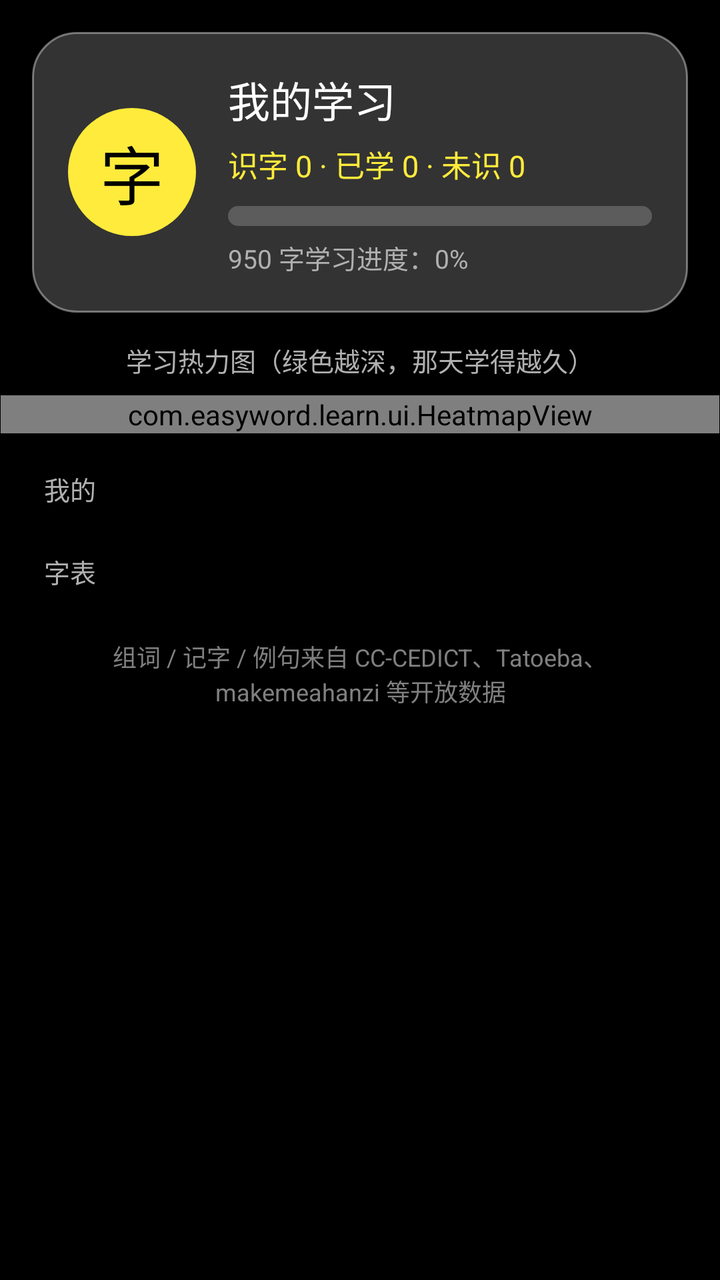
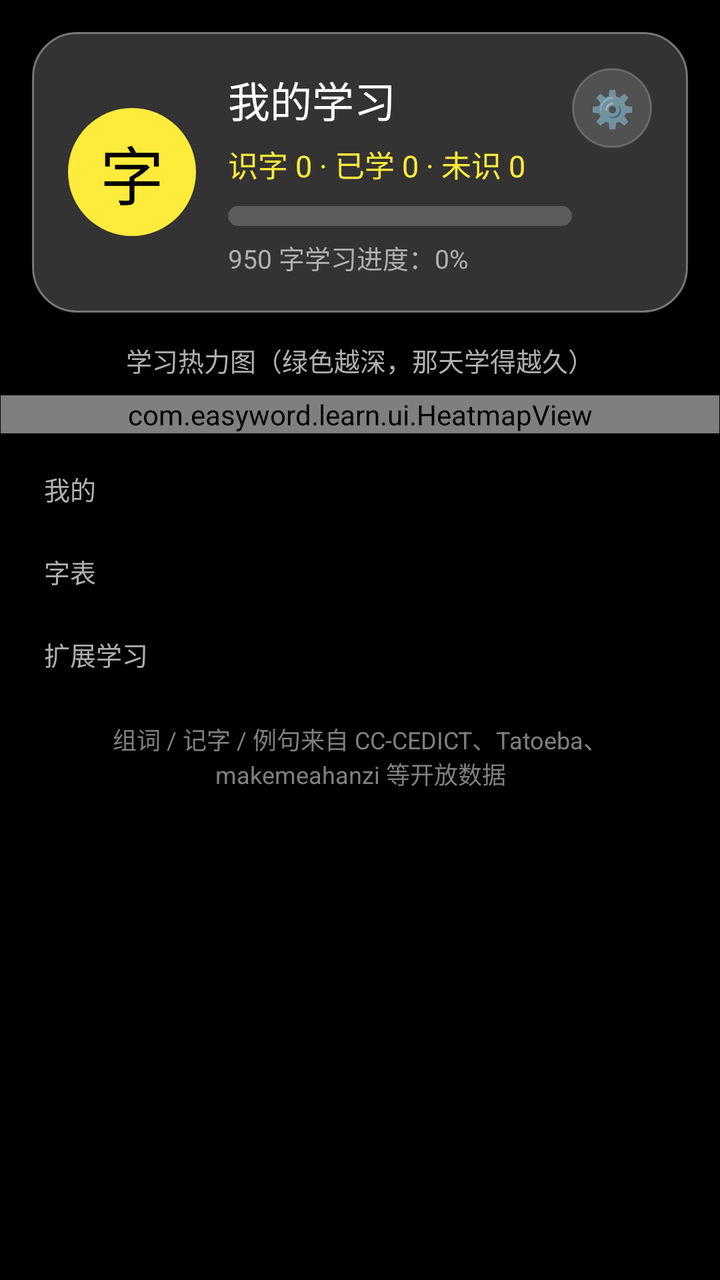

The first picture is an Android layout as it rendered before a commit; the second is the same layout after the commit. The layout source and the unified diff follow.
<!-- AndroidManifest.xml: application theme Theme.EasyWord -->
<!-- res/layout/fragment_profile.xml -->
<?xml version="1.0" encoding="utf-8"?>
<ScrollView xmlns:android="http://schemas.android.com/apk/res/android"
    android:layout_width="match_parent"
    android:layout_height="match_parent"
    android:background="@color/black">

    <LinearLayout
        android:layout_width="match_parent"
        android:layout_height="wrap_content"
        android:clipChildren="false"
        android:clipToPadding="false"
        android:orientation="vertical"
        android:padding="16dp">

        
        <LinearLayout
            android:layout_width="match_parent"
            android:layout_height="wrap_content"
            android:background="@drawable/bg_card"
            android:gravity="center_vertical"
            android:orientation="horizontal"
            android:padding="18dp">

            <FrameLayout
                android:layout_width="64dp"
                android:layout_height="64dp">

                <TextView
                    android:id="@+id/textAvatar"
                    android:layout_width="match_parent"
                    android:layout_height="match_parent"
                    android:background="@drawable/bg_circle_gold"
                    android:gravity="center"
                    android:text="字"
                    android:textColor="@color/black"
                    android:textSize="32sp" />

                <ImageView
                    android:id="@+id/imgAvatar"
                    android:layout_width="match_parent"
                    android:layout_height="match_parent"
                    android:contentDescription="@string/settings_avatar"
                    android:scaleType="centerCrop"
                    android:visibility="gone" />
            </FrameLayout>

            <LinearLayout
                android:layout_width="0dp"
                android:layout_height="wrap_content"
                android:layout_marginStart="16dp"
                android:layout_weight="1"
                android:orientation="vertical">

                <TextView
                    android:id="@+id/textNickname"
                    android:layout_width="match_parent"
                    android:layout_height="wrap_content"
                    android:text="我的学习"
                    android:textColor="@color/white"
                    android:textSize="21sp" />

                <TextView
                    android:id="@+id/textStats"
                    android:layout_width="match_parent"
                    android:layout_height="wrap_content"
                    android:layout_marginTop="6dp"
                    android:textColor="@color/yellow"
                    android:textSize="15sp"
                    android:text="识字 0 · 已学 0 · 未识 0" />

                <ProgressBar
                    android:id="@+id/progressLearn"
                    style="?android:attr/progressBarStyleHorizontal"
                    android:layout_width="match_parent"
                    android:layout_height="10dp"
                    android:layout_marginTop="10dp"
                    android:max="950"
                    android:progress="0"
                    android:progressDrawable="@drawable/progress_learn" />

                <TextView
                    android:id="@+id/textTotalProgress"
                    android:layout_width="match_parent"
                    android:layout_height="wrap_content"
                    android:layout_marginTop="6dp"
                    android:textColor="@color/gray"
                    android:textSize="13sp"
                    android:text="950 字学习进度：0%" />
            </LinearLayout>
        </LinearLayout>

        
        <TextView
            android:layout_width="match_parent"
            android:layout_height="wrap_content"
            android:layout_marginTop="14dp"
            android:gravity="center"
            android:text="学习热力图（绿色越深，那天学得越久）"
            android:textColor="@color/gray"
            android:textSize="13sp" />

        
        <HorizontalScrollView
            android:id="@+id/periodScroll"
            android:layout_width="match_parent"
            android:layout_height="wrap_content"
            android:layout_marginTop="10dp"
            android:scrollbars="none"
            android:visibility="gone">

            <LinearLayout
                android:id="@+id/periodBox"
                android:layout_width="wrap_content"
                android:layout_height="wrap_content"
                android:orientation="horizontal"
                android:paddingStart="2dp"
                android:paddingEnd="2dp" />
        </HorizontalScrollView>

        <com.easyword.learn.ui.HeatmapView
            android:id="@+id/heatmap"
            android:layout_width="match_parent"
            android:layout_height="wrap_content"
            android:layout_marginStart="-16dp"
            android:layout_marginTop="8dp"
            android:layout_marginEnd="-16dp" />

        <TextView
            android:layout_width="match_parent"
            android:layout_height="wrap_content"
            android:layout_marginTop="18dp"
            android:layout_marginStart="6dp"
            android:text="我的"
            android:textColor="@color/gray"
            android:textSize="13sp" />

        <LinearLayout
            android:id="@+id/rowBoxMine"
            android:layout_width="match_parent"
            android:layout_height="wrap_content"
            android:layout_marginTop="6dp"
            android:orientation="vertical" />

        <TextView
            android:layout_width="match_parent"
            android:layout_height="wrap_content"
            android:layout_marginTop="16dp"
            android:layout_marginStart="6dp"
            android:text="字表"
            android:textColor="@color/gray"
            android:textSize="13sp" />

        <LinearLayout
            android:id="@+id/rowBoxLists"
            android:layout_width="match_parent"
            android:layout_height="wrap_content"
            android:layout_marginTop="6dp"
            android:orientation="vertical" />

        <TextView
            android:layout_width="match_parent"
            android:layout_height="wrap_content"
            android:layout_marginTop="18dp"
            android:gravity="center"
            android:textColor="#808080"
            android:textSize="12sp"
            android:text="组词 / 记字 / 例句来自 CC-CEDICT、Tatoeba、makemeahanzi 等开放数据" />
    </LinearLayout>
</ScrollView>
<!-- resources referenced by this layout -->
<resources>
  <color name="black">#000000</color>
  <color name="gray">#B0B0B0</color>
  <color name="white">#FFFFFF</color>
  <color name="yellow">#FFEB3B</color>
  <!-- drawable bg_card (drawable) -->
  <?xml version="1.0" encoding="utf-8"?>
  <shape xmlns:android="http://schemas.android.com/apk/res/android"
      android:shape="rectangle">
      <solid android:color="@color/semi_white" />
      <corners android:radius="22dp" />
      <stroke
          android:width="1dp"
          android:color="#66FFFFFF" />
  </shape>
  <!-- drawable bg_circle_gold (drawable) -->
  <?xml version="1.0" encoding="utf-8"?>
  <shape xmlns:android="http://schemas.android.com/apk/res/android"
      android:shape="oval">
      <solid android:color="@color/yellow" />
  </shape>
  <!-- drawable progress_learn (drawable) -->
  <?xml version="1.0" encoding="utf-8"?>
  <layer-list xmlns:android="http://schemas.android.com/apk/res/android">
      <item android:id="@android:id/background">
          <shape android:shape="rectangle">
              <corners android:radius="6dp" />
              <solid android:color="#33FFFFFF" />
          </shape>
      </item>
      <item android:id="@android:id/progress">
          <clip>
              <shape android:shape="rectangle">
                  <corners android:radius="6dp" />
                  <solid android:color="@color/yellow" />
              </shape>
          </clip>
      </item>
  </layer-list>
  <string name="settings_avatar">头像</string>
  <style name="Theme.EasyWord" parent="Theme.AppCompat.NoActionBar">
          <item name="android:windowBackground">@color/black</item>
          <item name="android:statusBarColor">@color/black</item>
          <item name="android:navigationBarColor">@color/black</item>
          <item name="colorPrimary">@color/black</item>
          <item name="colorPrimaryDark">@color/black</item>
          <item name="colorAccent">@color/yellow</item>
      </style>
  <color name="semi_white">#33FFFFFF</color>
</resources>

<!-- the commit's change to res/layout/fragment_profile.xml (unified diff, before → after) -->
@@ -87,6 +87,18 @@
                     android:textSize="13sp"
                     android:text="950 字学习进度：0%" />
             </LinearLayout>
+
+            
+            <TextView
+                android:id="@+id/btnSettingsHeader"
+                android:layout_width="40dp"
+                android:layout_height="40dp"
+                android:layout_gravity="top"
+                android:background="@drawable/bg_round_button"
+                android:contentDescription="@string/settings_entry"
+                android:gravity="center"
+                android:text="⚙️"
+                android:textSize="18sp" />
         </LinearLayout>
 
         
@@ -160,6 +172,22 @@
         <TextView
             android:layout_width="match_parent"
             android:layout_height="wrap_content"
+            android:layout_marginTop="16dp"
+            android:layout_marginStart="6dp"
+            android:text="@string/extend_group"
+            android:textColor="@color/gray"
+            android:textSize="13sp" />
+
+        <LinearLayout
+            android:id="@+id/rowBoxExtend"
+            android:layout_width="match_parent"
+            android:layout_height="wrap_content"
+            android:layout_marginTop="6dp"
+            android:orientation="vertical" />
+
+        <TextView
+            android:layout_width="match_parent"
+            android:layout_height="wrap_content"
             android:layout_marginTop="18dp"
             android:gravity="center"
             android:textColor="#808080"
<!-- resource entries referenced after the edit -->
@@ -20,6 +20,15 @@
       android:shape="oval">
       <solid android:color="@color/yellow" />
   </shape>
+  <!-- drawable bg_round_button (drawable) -->
+  <?xml version="1.0" encoding="utf-8"?>
+  <shape xmlns:android="http://schemas.android.com/apk/res/android"
+      android:shape="oval">
+      <solid android:color="#26FFFFFF" />
+      <stroke
+          android:width="1dp"
+          android:color="#33FFFFFF" />
+  </shape>
   <!-- drawable progress_learn (drawable) -->
   <?xml version="1.0" encoding="utf-8"?>
   <layer-list xmlns:android="http://schemas.android.com/apk/res/android">
@@ -38,7 +47,9 @@
           </clip>
       </item>
   </layer-list>
+  <string name="extend_group">扩展学习</string>
   <string name="settings_avatar">头像</string>
+  <string name="settings_entry">设置</string>
   <style name="Theme.EasyWord" parent="Theme.AppCompat.NoActionBar">
           <item name="android:windowBackground">@color/black</item>
           <item name="android:statusBarColor">@color/black</item>
